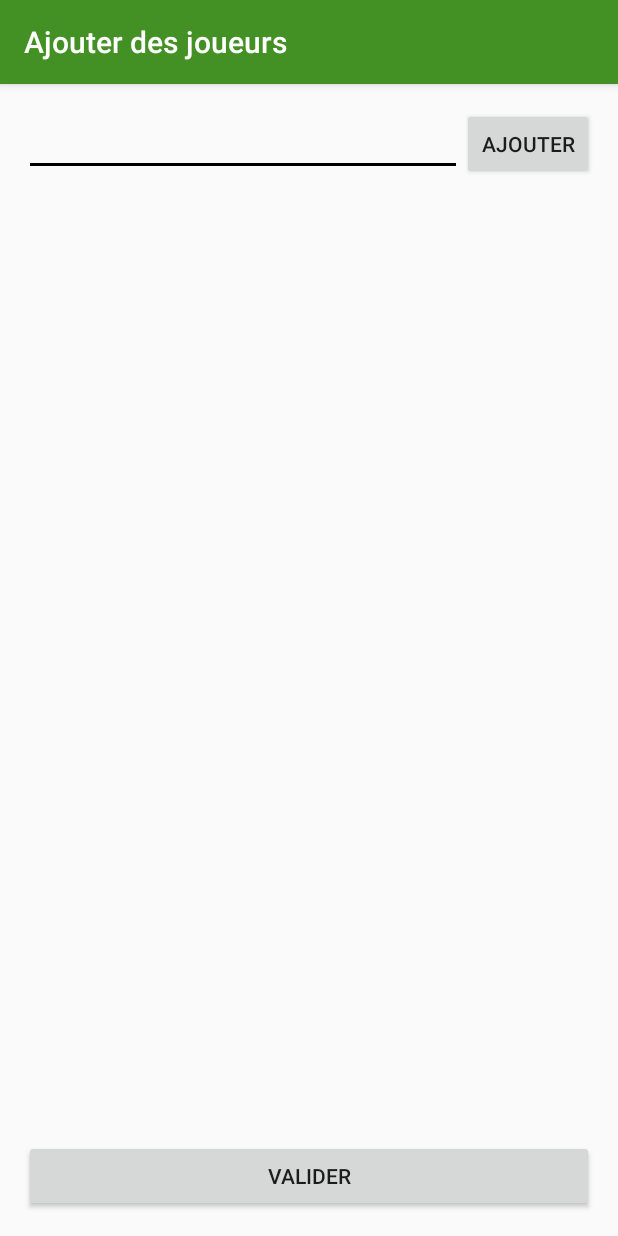
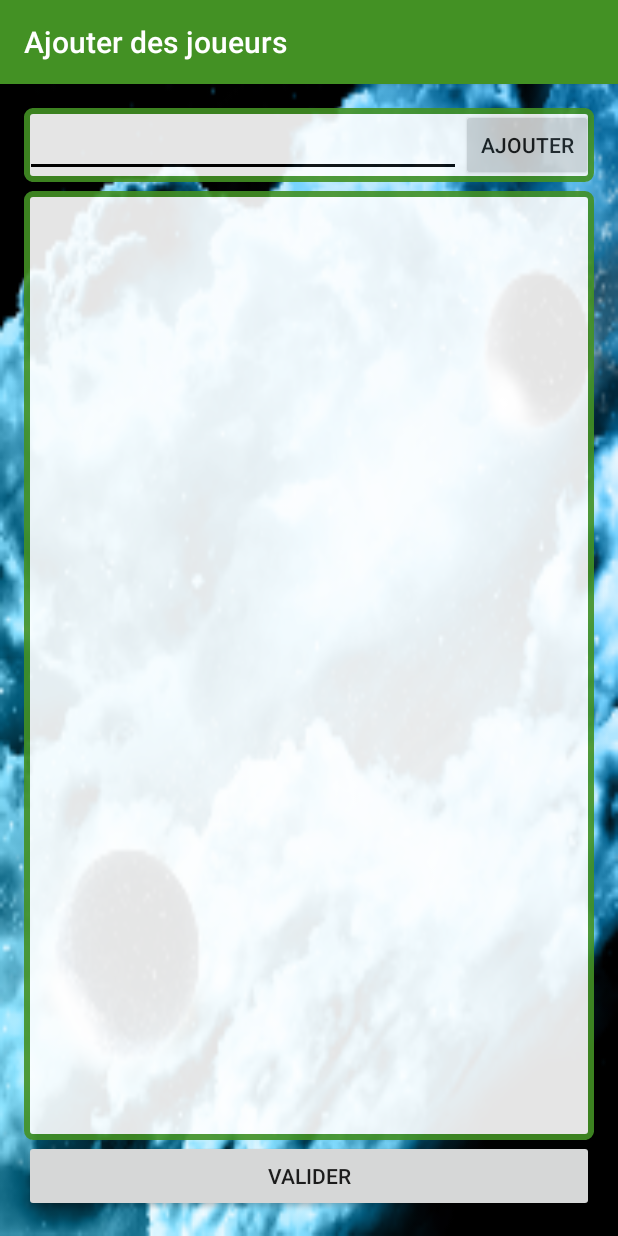
Before and after one commit to sveyrat/spaceoutbreak, an Android app: the NewGameInputPlayerActivity screen opened directly, with no data from a screen before it, on a phone screen of 412 x 824 dp. Run offline under Robolectric (Android 15) with nearby library versions, the phone set to English and light mode, and no system bars.

Commit message:
Add background and various boxes

```diff
--- a/app/src/main/res/drawable/general_border.xml
+++ b/app/src/main/res/drawable/general_border.xml
@@ -1,9 +1,23 @@
 <?xml version="1.0" encoding="utf-8"?>
 
-<shape xmlns:android="http://schemas.android.com/apk/res/android">
-    <stroke android:width="4dp" android:color="@color/colorPrimary" />
-    <padding android:left="1dp" android:top="1dp"
+
+<layer-list xmlns:android="http://schemas.android.com/apk/res/android" >
+
+    <item>
+        <shape android:shape="rectangle" >
+            <solid android:color="#ffffff" />
+            <corners android:radius="8dp" />
+        </shape>
+    </item>
+
+    <item>
+    <shape xmlns:android="http://schemas.android.com/apk/res/android">
+        <stroke android:width="4dp" android:color="@color/colorPrimary" />
+        <padding android:left="1dp" android:top="1dp"
         android:right="1dp" android:bottom="1dp" />
-    <corners android:radius="4dp" />
 
-</shape>
+        <corners android:radius="4dp" />
+
+    </shape>
+    </item>
+</layer-list>
--- a/app/src/main/res/layout/activity_home.xml
+++ b/app/src/main/res/layout/activity_home.xml
@@ -7,6 +7,7 @@
     android:paddingLeft="@dimen/activity_horizontal_margin"
     android:paddingRight="@dimen/activity_horizontal_margin"
     android:paddingTop="@dimen/activity_vertical_margin"
+    android:background="@mipmap/background"
     tools:context="com.github.sveyrat.spaceoutbreak.HomeActivity">
 
     <TextView
--- a/app/src/main/res/layout/activity_new_game_input_player.xml
+++ b/app/src/main/res/layout/activity_new_game_input_player.xml
@@ -9,13 +9,16 @@
     android:paddingLeft="@dimen/activity_horizontal_margin"
     android:paddingRight="@dimen/activity_horizontal_margin"
     android:paddingTop="@dimen/activity_vertical_margin"
+    android:background="@mipmap/background"
     tools:context="com.github.sveyrat.spaceoutbreak.NewGameInputPlayerActivity">
 
     <LinearLayout
         android:id="@+id/new_game_input_player_inputs_layout"
         android:layout_width="match_parent"
         android:layout_height="wrap_content"
-        android:layout_gravity="bottom" >
+        android:background="@drawable/general_border"
+        android:layout_gravity="bottom"
+        android:alpha="0.9">
 
         <EditText
             android:id="@+id/new_game_input_player_player_name"
@@ -35,9 +38,12 @@
 
     <ListView
         android:id="@+id/new_game_input_player_player_list"
+        android:layout_marginTop="6sp"
+        android:background="@drawable/general_border"
         android:layout_width="match_parent"
         android:layout_height="0dp"
-        android:layout_weight="1" >
+        android:layout_weight="1"
+        android:alpha="0.9">
     </ListView>
 
     <Button
--- a/app/src/main/res/layout/activity_new_game_settings.xml
+++ b/app/src/main/res/layout/activity_new_game_settings.xml
@@ -4,7 +4,9 @@
     android:paddingBottom="@dimen/activity_vertical_margin"
     android:paddingLeft="@dimen/activity_horizontal_margin"
     android:paddingRight="@dimen/activity_horizontal_margin"
+    android:background="@mipmap/background"
     android:paddingTop="@dimen/activity_vertical_margin">
+
 
     <LinearLayout
         android:layout_width="match_parent"
@@ -13,7 +15,7 @@
         android:layout_alignParentTop="true"
         android:id="@+id/role_choice_box"
         android:background="@drawable/general_border"
->
+        android:alpha="0.9">
 
         <TextView
             android:layout_width="match_parent"
@@ -201,7 +203,8 @@
         android:layout_below="@id/role_choice_box"
         android:id="@+id/various_box"
         android:layout_marginTop="10dp"
-        android:background="@drawable/general_border">
+        android:background="@drawable/general_border"
+        android:alpha="0.9">
 
         <TextView
             android:layout_width="match_parent"
--- a/app/src/main/res/values/strings.xml
+++ b/app/src/main/res/values/strings.xml
@@ -1,7 +1,7 @@
 <resources>
     <string name="app_name">Space Outbreak</string>
     <string name="common.validate">Valider</string>
-    <string name="home.welcome">Bienvenue dans Space Outbreak</string>
+    <string name="home.welcome"></string>
     <string name="home.new_game">Nouvelle partie</string>
     <string name="new_game_player_input.add">Ajouter</string>
     <string name="home.name">Accueil</string>
```
Also changed, not shown: app/src/main/res/mipmap-xxhdpi/background.png (added).
